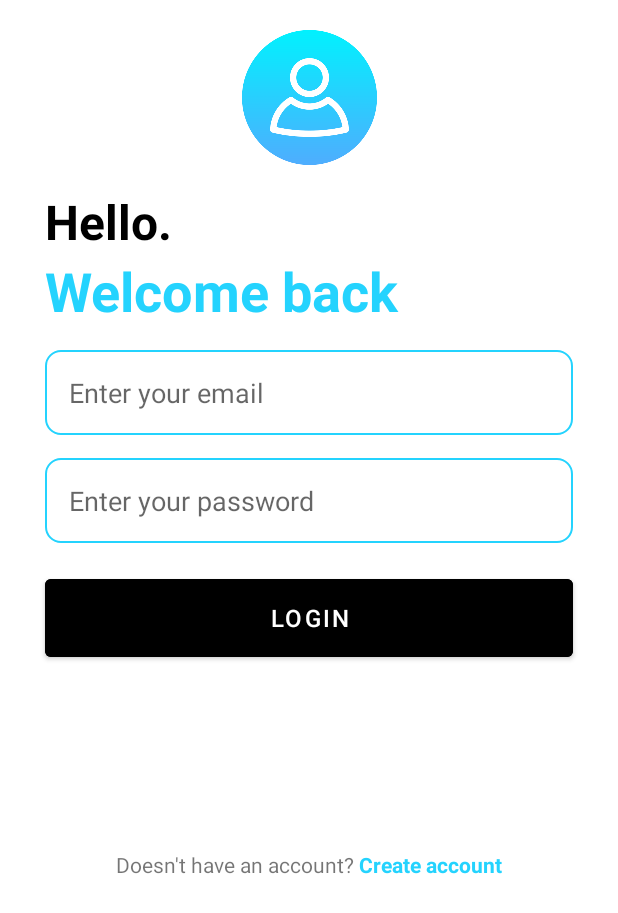
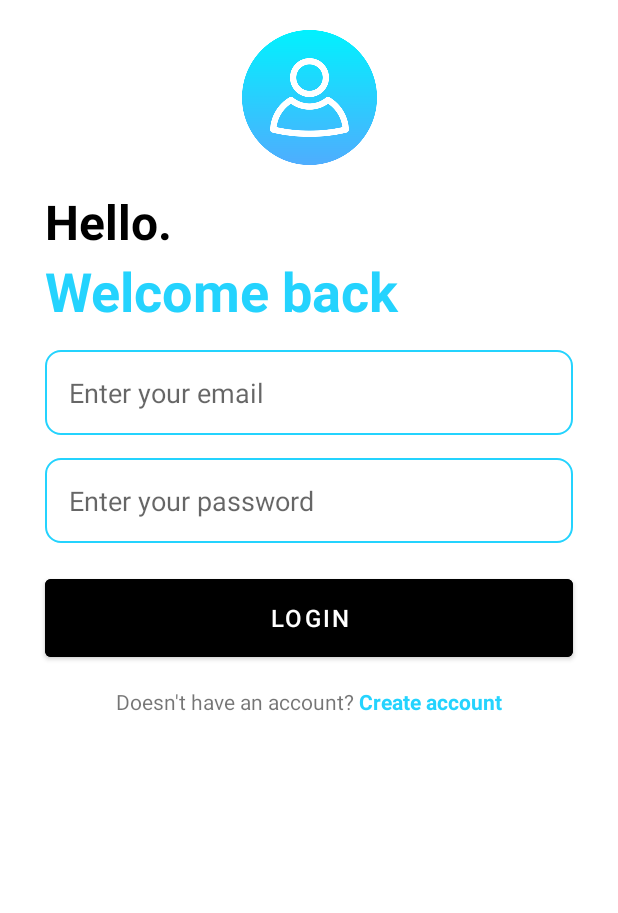
Before and after one commit to shubham5i2/android-firebase-todo-app, an Android app: the LoginActivity screen opened directly, with no data from a screen before it, on a phone screen of 412 x 824 dp. Shown: the top 913 px of the screen. Run offline under Robolectric (Android 15) with nearby library versions, the phone set to English and light mode, and no system bars; our stand-ins replace Firebase (no records; nobody signed in at launch, a user with empty details on screens opened directly).

```diff
--- a/app/src/main/res/layout/activity_login.xml
+++ b/app/src/main/res/layout/activity_login.xml
@@ -121,10 +121,8 @@
         android:layout_width="match_parent"
         android:layout_height="wrap_content"
         android:layout_marginTop="14dp"
-        android:layout_marginBottom="129dp"
         android:gravity="center"
         android:orientation="horizontal"
-        app:layout_constraintBottom_toBottomOf="parent"
         app:layout_constraintEnd_toEndOf="parent"
         app:layout_constraintHorizontal_bias="0.5"
         app:layout_constraintStart_toStartOf="parent"
```
Also changed, not shown: app/src/main/java/com/sks/todoappwithfirebase/MainActivity.kt (+2 -18 lines), app/src/main/java/com/sks/todoappwithfirebase/Utility.kt (+19 -0 lines).
